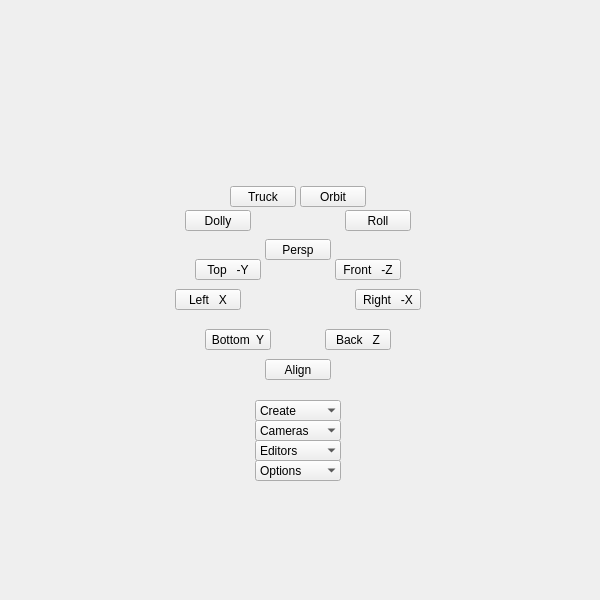
Above: ui/viewport.ui from m3trik/Scripts_portable before the change. Below: the same form after it.
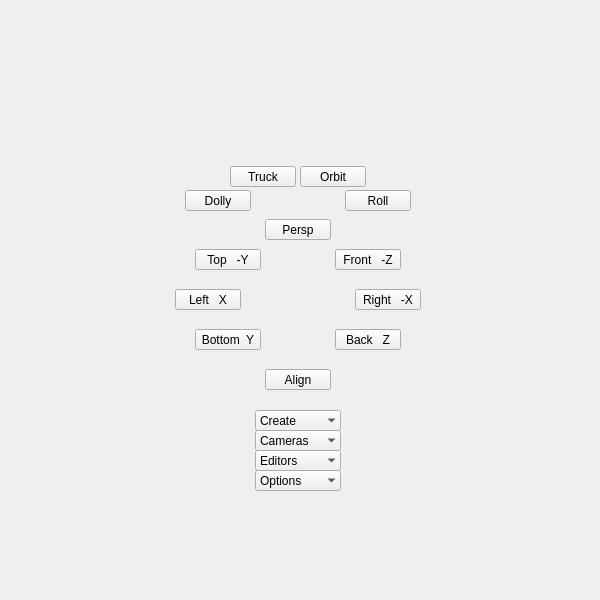
That is the form after the change. Custom widgets are drawn as their Qt base class.

The edit to the form file:
```diff
--- a/ui/viewport.ui
+++ b/ui/viewport.ui
@@ -57,9 +57,9 @@
     <property name="geometry">
      <rect>
       <x>185</x>
-      <y>0</y>
+      <y>10</y>
       <width>226</width>
-      <height>231</height>
+      <height>201</height>
      </rect>
     </property>
     <widget class="QPushButton" name="v012">
@@ -69,7 +69,7 @@
      <property name="geometry">
       <rect>
        <x>45</x>
-       <y>186</y>
+       <y>156</y>
        <width>66</width>
        <height>21</height>
       </rect>
@@ -100,7 +100,7 @@
      <property name="geometry">
       <rect>
        <x>115</x>
-       <y>186</y>
+       <y>156</y>
        <width>66</width>
        <height>21</height>
       </rect>
@@ -131,7 +131,7 @@
      <property name="geometry">
       <rect>
        <x>0</x>
-       <y>210</y>
+       <y>180</y>
        <width>66</width>
        <height>21</height>
       </rect>
@@ -162,7 +162,7 @@
      <property name="geometry">
       <rect>
        <x>160</x>
-       <y>210</y>
+       <y>180</y>
        <width>66</width>
        <height>21</height>
       </rect>
@@ -191,9 +191,9 @@
     <property name="geometry">
      <rect>
       <x>190</x>
-      <y>390</y>
+      <y>400</y>
       <width>216</width>
-      <height>211</height>
+      <height>201</height>
      </rect>
     </property>
     <widget class="QWidget" name="r008" native="true">
@@ -376,9 +376,9 @@
     <property name="geometry">
      <rect>
       <x>175</x>
-      <y>239</y>
+      <y>219</y>
       <width>246</width>
-      <height>141</height>
+      <height>171</height>
      </rect>
     </property>
     <widget class="QPushButton" name="v004">
@@ -410,7 +410,7 @@
      <property name="geometry">
       <rect>
        <x>160</x>
-       <y>20</y>
+       <y>30</y>
        <width>66</width>
        <height>21</height>
       </rect>
@@ -435,7 +435,7 @@
      <property name="geometry">
       <rect>
        <x>180</x>
-       <y>50</y>
+       <y>70</y>
        <width>66</width>
        <height>21</height>
       </rect>
@@ -460,7 +460,7 @@
      <property name="geometry">
       <rect>
        <x>0</x>
-       <y>50</y>
+       <y>70</y>
        <width>66</width>
        <height>21</height>
       </rect>
@@ -484,8 +484,8 @@
     <widget class="QPushButton" name="v000">
      <property name="geometry">
       <rect>
-       <x>150</x>
-       <y>90</y>
+       <x>160</x>
+       <y>110</y>
        <width>66</width>
        <height>21</height>
       </rect>
@@ -509,8 +509,8 @@
     <widget class="QPushButton" name="v006">
      <property name="geometry">
       <rect>
-       <x>30</x>
-       <y>90</y>
+       <x>20</x>
+       <y>110</y>
        <width>66</width>
        <height>21</height>
       </rect>
@@ -535,7 +535,7 @@
      <property name="geometry">
       <rect>
        <x>90</x>
-       <y>120</y>
+       <y>150</y>
        <width>66</width>
        <height>21</height>
       </rect>
@@ -560,7 +560,7 @@
      <property name="geometry">
       <rect>
        <x>20</x>
-       <y>20</y>
+       <y>30</y>
        <width>66</width>
        <height>21</height>
       </rect>
```
